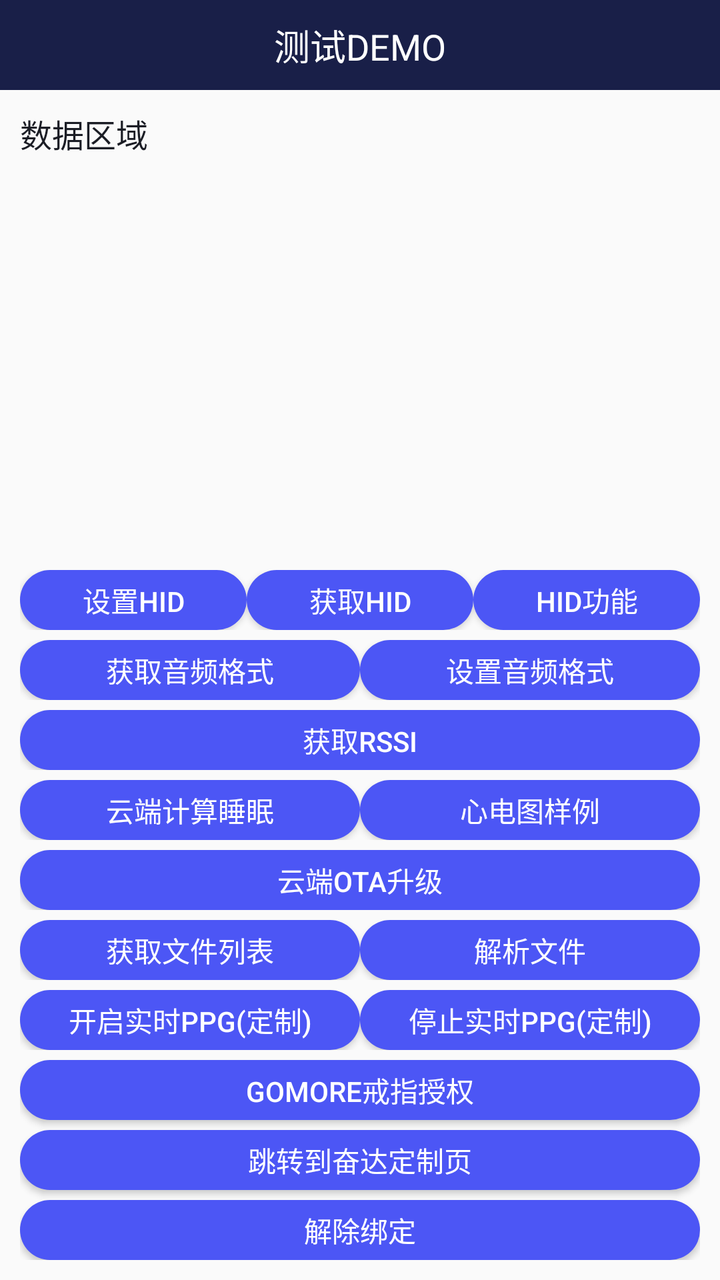
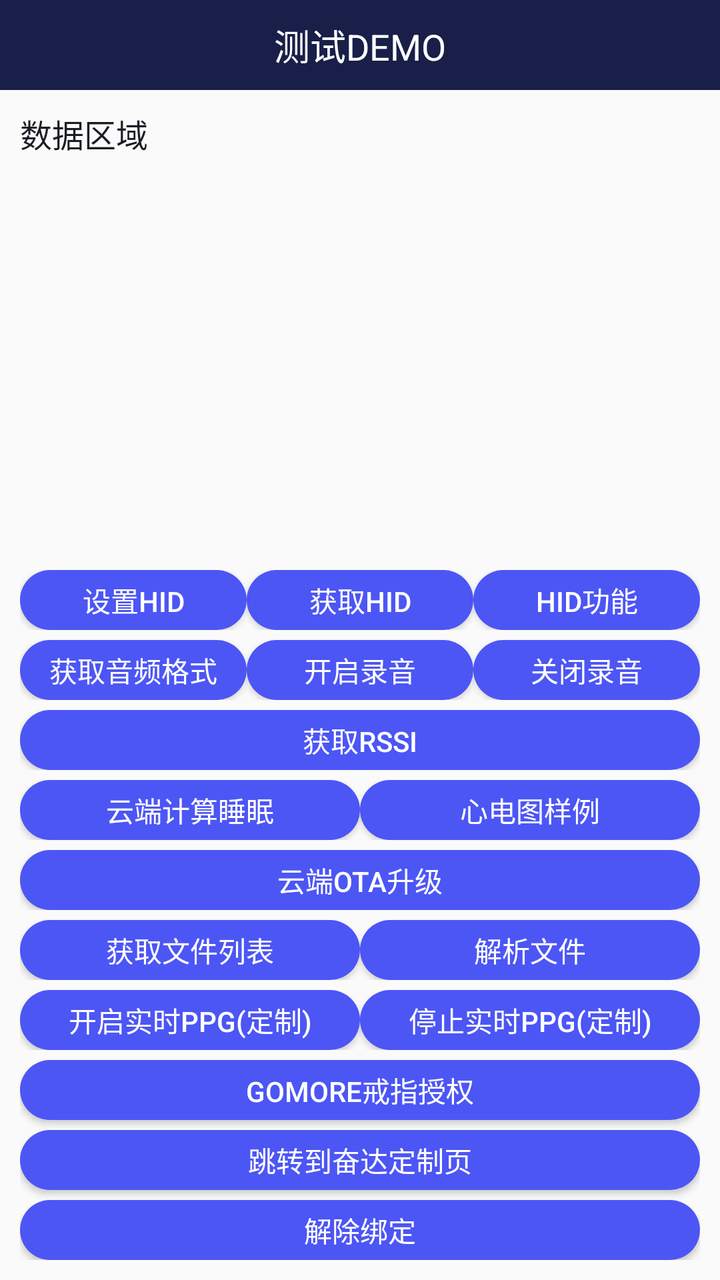

An Android layout rendered at two revisions. The XML below is the earlier revision; the diff shows what the commit changed to produce the second picture.
<!-- AndroidManifest.xml: application theme AppTheme -->
<!-- res/layout/activity_test2.xml -->
<?xml version="1.0" encoding="utf-8"?>
<LinearLayout
    xmlns:android="http://schemas.android.com/apk/res/android"
    xmlns:tools="http://schemas.android.com/tools"
    android:layout_width="match_parent"
    android:layout_height="match_parent"
    android:orientation="vertical"
    android:fitsSystemWindows="true"
    tools:context=".activity.TestActivity2">
    <RelativeLayout
        android:layout_width="match_parent"
        android:layout_height="45dp"
        android:background="@color/colorPrimary">
        <TextView
            android:layout_width="wrap_content"
            android:layout_height="wrap_content"
            android:text="测试DEMO"
            android:textSize="18sp"
            android:layout_centerInParent="true"
            android:textColor="@color/white"/>
    </RelativeLayout>
    <TextView
        android:id="@+id/tv_result2"
        android:layout_width="match_parent"
        android:layout_height="0dp"
        android:layout_weight="1"
        android:text="数据区域"
        android:scrollbars="vertical"
        android:padding="10dp"
        android:lineSpacingExtra="5dp"
        android:textSize="16sp"
        android:textColor="@color/colorPrimaryDark"/>
    <LinearLayout
        android:layout_width="match_parent"
        android:layout_height="wrap_content"
        android:padding="10dp"
        android:orientation="vertical">
        <LinearLayout
            android:layout_width="match_parent"
            android:layout_height="30dp"
            android:layout_marginTop="5dp"
            android:orientation="horizontal">
            <Button
                android:id="@+id/bt_set_HID"
                android:layout_width="0dp"
                android:layout_weight="1"
                android:layout_height="wrap_content"
                android:text="设置HID"
                android:textSize="14sp"
                android:textColor="@color/white"
                android:background="@drawable/button_bg_state"/>
            <Button
                android:id="@+id/bt_get_HID"
                android:layout_width="0dp"
                android:layout_weight="1"
                android:layout_height="wrap_content"
                android:text="获取HID"
                android:textSize="14sp"
                android:textColor="@color/white"
                android:background="@drawable/button_bg_state"/>
            <Button
                android:id="@+id/bt_get_HID_code"
                android:layout_width="0dp"
                android:layout_weight="1"
                android:layout_height="wrap_content"
                android:text="HID功能"
                android:textSize="14sp"
                android:textColor="@color/white"
                android:background="@drawable/button_bg_state"/>
        </LinearLayout>



        <LinearLayout
            android:layout_width="match_parent"
            android:layout_height="30dp"
            android:layout_marginTop="5dp"
            android:orientation="horizontal">
            <Button
                android:id="@+id/bt_get_audio_type"
                android:layout_width="0dp"
                android:layout_weight="1"
                android:layout_height="wrap_content"
                android:text="获取音频格式"
                android:textSize="14sp"
                android:textColor="@color/white"
                android:background="@drawable/button_bg_state"/>
            <Button
                android:id="@+id/bt_set_audio_type"
                android:layout_width="0dp"
                android:layout_weight="1"
                android:layout_height="wrap_content"
                android:text="设置音频格式"
                android:textSize="14sp"
                android:textColor="@color/white"
                android:background="@drawable/button_bg_state"/>
        </LinearLayout>
        <LinearLayout
            android:layout_width="match_parent"
            android:layout_height="30dp"
            android:layout_marginTop="5dp"
            android:orientation="horizontal">
            <Button
                android:id="@+id/bt_get_rssi"
                android:layout_width="0dp"
                android:layout_weight="1"
                android:layout_height="wrap_content"
                android:text="获取RSSI"
                android:textSize="14sp"
                android:textColor="@color/white"
                android:background="@drawable/button_bg_state"/>

        </LinearLayout>

        <LinearLayout
            android:layout_width="match_parent"
            android:layout_height="30dp"
            android:layout_marginTop="5dp"
            android:orientation="horizontal">
            <Button
                android:id="@+id/bt_sleep_sevice"
                android:layout_width="0dp"
                android:layout_weight="1"
                android:layout_height="wrap_content"
                android:text="云端计算睡眠"
                android:textSize="14sp"
                android:textColor="@color/white"
                android:background="@drawable/button_bg_state"/>
            <Button
                android:id="@+id/bt_ecg_demo"
                android:layout_width="0dp"
                android:layout_weight="1"
                android:layout_height="wrap_content"
                android:text="心电图样例"
                android:textSize="14sp"
                android:textColor="@color/white"
                android:background="@drawable/button_bg_state"/>
        </LinearLayout>
        <LinearLayout
            android:layout_width="match_parent"
            android:layout_height="30dp"
            android:layout_marginTop="5dp"
            android:orientation="horizontal">
            <Button
                android:id="@+id/btn_ota"
                android:layout_width="0dp"
                android:layout_weight="1"
                android:layout_height="wrap_content"
                android:text="云端ota升级"
                android:textSize="14sp"
                android:textColor="@color/white"
                android:background="@drawable/button_bg_state"/>
        </LinearLayout>
        <LinearLayout
            android:layout_width="match_parent"
            android:layout_height="30dp"
            android:layout_marginTop="5dp"
            android:orientation="horizontal">
            <Button
                android:id="@+id/bt_file_list"
                android:layout_width="0dp"
                android:layout_weight="1"
                android:layout_height="wrap_content"
                android:text="获取文件列表"
                android:textSize="14sp"
                android:textColor="@color/white"
                android:background="@drawable/button_bg_state"/>
            <Button
                android:id="@+id/bt_file_content"
                android:layout_width="0dp"
                android:layout_weight="1"
                android:layout_height="wrap_content"
                android:text="解析文件"
                android:textSize="14sp"
                android:textColor="@color/white"
                android:background="@drawable/button_bg_state"/>
        </LinearLayout>
        <LinearLayout
            android:layout_width="match_parent"
            android:layout_height="30dp"
            android:layout_marginTop="5dp"
            android:orientation="horizontal">
            <Button
                android:id="@+id/bt_star_ppg"
                android:layout_width="0dp"
                android:layout_weight="1"
                android:layout_height="wrap_content"
                android:text="开启实时ppg(定制)"
                android:textSize="14sp"
                android:textColor="@color/white"
                android:background="@drawable/button_bg_state"/>
            <Button
                android:id="@+id/bt_stop_ppg"
                android:layout_width="0dp"
                android:layout_weight="1"
                android:layout_height="wrap_content"
                android:text="停止实时ppg(定制)"
                android:textSize="14sp"
                android:textColor="@color/white"
                android:background="@drawable/button_bg_state"/>

        </LinearLayout>
        <Button
            android:id="@+id/bt_testGomore"
            android:layout_width="match_parent"
            android:layout_marginTop="5dp"
            android:layout_height="30dp"
            android:text="Gomore戒指授权"
            android:textSize="14sp"
            android:textColor="@color/white"
            android:background="@drawable/button_bg_state"/>

        <Button
            android:id="@+id/bt_test2"
            android:layout_width="match_parent"
            android:layout_marginTop="5dp"
            android:layout_height="30dp"
            android:text="跳转到奋达定制页"
            android:textSize="14sp"
            android:textColor="@color/white"
            android:background="@drawable/button_bg_state"/>
        <Button
            android:id="@+id/bt_unpair"
            android:layout_width="match_parent"
            android:layout_marginTop="5dp"
            android:layout_height="30dp"
            android:text="解除绑定"
            android:textSize="14sp"
            android:textColor="@color/white"
            android:background="@drawable/button_bg_state"/>
    </LinearLayout>

</LinearLayout>
<!-- resources referenced by this layout -->
<resources>
  <color name="colorPrimary">#191F48</color>
  <color name="colorPrimaryDark">#1B1D25</color>
  <color name="white">#ffffff</color>
  <!-- drawable button_bg_state (drawable) -->
  <?xml version="1.0" encoding="utf-8"?>
  <selector xmlns:android="http://schemas.android.com/apk/res/android">
      <item android:state_pressed="false">
          <shape xmlns:android="http://schemas.android.com/apk/res/android">
              <corners android:radius="20dp" />
  
              <solid android:color="@color/lan_se" />
          </shape>
      </item>
      <item android:state_pressed="false">
          <shape xmlns:android="http://schemas.android.com/apk/res/android">
              <corners android:radius="20dp" />
  
              <solid android:color="@color/lan_se" />
          </shape>
      </item>
      <item android:state_pressed="true">
          <shape xmlns:android="http://schemas.android.com/apk/res/android">
              <corners android:radius="20dp" />
  
              <solid android:color="@color/lan_se_press" />
          </shape>
      </item>
  
  </selector>
  <style name="AppTheme" parent="Theme.AppCompat.Light.NoActionBar">
          
          <item name="colorPrimary">@color/colorPrimary</item>
          <item name="colorPrimaryDark">@color/colorPrimary</item>
          <item name="colorAccent">@color/colorAccent</item>
  
  
      </style>
  <color name="lan_se">#4C56F5</color>
  <color name="lan_se_press">#554C56F5</color>
  <color name="colorAccent">#03DAC5</color>
</resources>

<!-- the commit's change to res/layout/activity_test2.xml (unified diff, before → after) -->
@@ -90,7 +90,16 @@
                 android:layout_width="0dp"
                 android:layout_weight="1"
                 android:layout_height="wrap_content"
-                android:text="设置音频格式"
+                android:text="开启录音"
+                android:textSize="14sp"
+                android:textColor="@color/white"
+                android:background="@drawable/button_bg_state"/>
+            <Button
+                android:id="@+id/bt_stop_audio"
+                android:layout_width="0dp"
+                android:layout_weight="1"
+                android:layout_height="wrap_content"
+                android:text="关闭录音"
                 android:textSize="14sp"
                 android:textColor="@color/white"
                 android:background="@drawable/button_bg_state"/>
